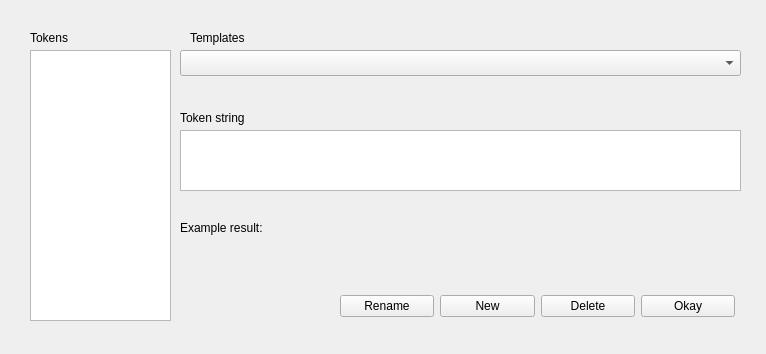
First picture: the form in tokendlg.ui, repository towhee/Winnow64, before the edit.
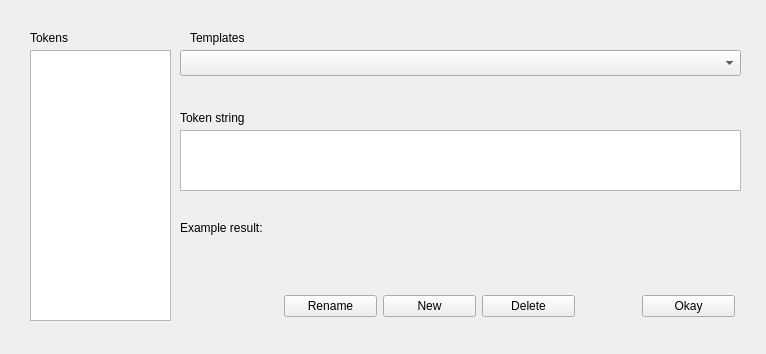
Second picture: the form after the edit. Custom widgets are drawn as their Qt base class.

```diff
--- a/tokendlg.ui
+++ b/tokendlg.ui
@@ -128,15 +128,30 @@
   <widget class="QWidget" name="layoutWidget">
    <property name="geometry">
     <rect>
-     <x>340</x>
+     <x>284</x>
      <y>290</y>
-     <width>395</width>
+     <width>451</width>
      <height>32</height>
     </rect>
    </property>
    <layout class="QHBoxLayout" name="horizontalLayout">
+    <property name="sizeConstraint">
+     <enum>QLayout::SetDefaultConstraint</enum>
+    </property>
     <item>
      <widget class="QPushButton" name="renameBtn">
+      <property name="sizePolicy">
+       <sizepolicy hsizetype="Fixed" vsizetype="Fixed">
+        <horstretch>0</horstretch>
+        <verstretch>0</verstretch>
+       </sizepolicy>
+      </property>
+      <property name="minimumSize">
+       <size>
+        <width>93</width>
+        <height>0</height>
+       </size>
+      </property>
       <property name="focusPolicy">
        <enum>Qt::NoFocus</enum>
       </property>
@@ -147,6 +162,18 @@
     </item>
     <item>
      <widget class="QPushButton" name="newBtn">
+      <property name="sizePolicy">
+       <sizepolicy hsizetype="Fixed" vsizetype="Fixed">
+        <horstretch>0</horstretch>
+        <verstretch>0</verstretch>
+       </sizepolicy>
+      </property>
+      <property name="minimumSize">
+       <size>
+        <width>93</width>
+        <height>0</height>
+       </size>
+      </property>
       <property name="focusPolicy">
        <enum>Qt::NoFocus</enum>
       </property>
@@ -157,6 +184,18 @@
     </item>
     <item>
      <widget class="QPushButton" name="deleteBtn">
+      <property name="sizePolicy">
+       <sizepolicy hsizetype="Fixed" vsizetype="Fixed">
+        <horstretch>0</horstretch>
+        <verstretch>0</verstretch>
+       </sizepolicy>
+      </property>
+      <property name="minimumSize">
+       <size>
+        <width>93</width>
+        <height>0</height>
+       </size>
+      </property>
       <property name="focusPolicy">
        <enum>Qt::NoFocus</enum>
       </property>
@@ -165,8 +204,33 @@
       </property>
      </widget>
     </item>
+    <item>
+     <spacer name="horizontalSpacer">
+      <property name="orientation">
+       <enum>Qt::Horizontal</enum>
+      </property>
+      <property name="sizeHint" stdset="0">
+       <size>
+        <width>40</width>
+        <height>20</height>
+       </size>
+      </property>
+     </spacer>
+    </item>
     <item>
      <widget class="QPushButton" name="okBtn">
+      <property name="sizePolicy">
+       <sizepolicy hsizetype="Fixed" vsizetype="Fixed">
+        <horstretch>0</horstretch>
+        <verstretch>0</verstretch>
+       </sizepolicy>
+      </property>
+      <property name="minimumSize">
+       <size>
+        <width>93</width>
+        <height>0</height>
+       </size>
+      </property>
       <property name="focusPolicy">
        <enum>Qt::NoFocus</enum>
       </property>
```
